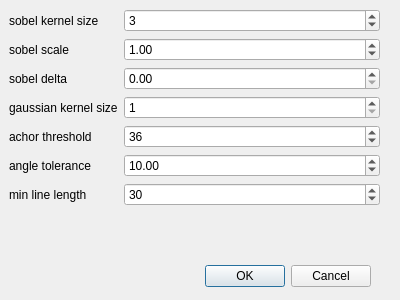
FormSeher/formseher, file app/form/edl/edlconfigdialog.ui: the form before one commit.
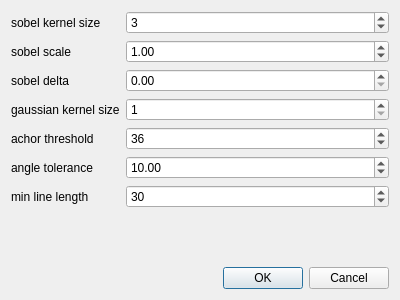
The form after the commit.

Commit message: Fixed layout for EDLConfigDialog.

Diff of the .ui file:
```diff
--- a/app/form/edl/edlconfigdialog.ui
+++ b/app/form/edl/edlconfigdialog.ui
@@ -13,32 +13,10 @@
   <property name="windowTitle">
    <string>Dialog</string>
   </property>
-  <widget class="QDialogButtonBox" name="buttonBox">
-   <property name="geometry">
-    <rect>
-     <x>30</x>
-     <y>260</y>
-     <width>341</width>
-     <height>32</height>
-    </rect>
+  <layout class="QFormLayout" name="formLayout_2">
+   <property name="fieldGrowthPolicy">
+    <enum>QFormLayout::AllNonFixedFieldsGrow</enum>
    </property>
-   <property name="orientation">
-    <enum>Qt::Horizontal</enum>
-   </property>
-   <property name="standardButtons">
-    <set>QDialogButtonBox::Cancel|QDialogButtonBox::Ok</set>
-   </property>
-  </widget>
-  <widget class="QWidget" name="formLayoutWidget">
-   <property name="geometry">
-    <rect>
-     <x>9</x>
-     <y>9</y>
-     <width>371</width>
-     <height>251</height>
-    </rect>
-   </property>
-   <layout class="QFormLayout" name="formLayout">
     <item row="0" column="0">
      <widget class="QLabel" name="label">
       <property name="text">
@@ -46,6 +24,19 @@
       </property>
      </widget>
     </item>
+   <item row="0" column="1">
+    <widget class="QSpinBox" name="sobelKernelSize">
+     <property name="minimum">
+      <number>1</number>
+     </property>
+     <property name="singleStep">
+      <number>2</number>
+     </property>
+     <property name="value">
+      <number>3</number>
+     </property>
+    </widget>
+   </item>
     <item row="1" column="0">
      <widget class="QLabel" name="label_2">
       <property name="text">
@@ -53,6 +44,13 @@
       </property>
      </widget>
     </item>
+   <item row="1" column="1">
+    <widget class="QDoubleSpinBox" name="sobelScale">
+     <property name="value">
+      <double>1.000000000000000</double>
+     </property>
+    </widget>
+   </item>
     <item row="2" column="0">
      <widget class="QLabel" name="label_3">
       <property name="text">
@@ -60,12 +58,8 @@
       </property>
      </widget>
     </item>
-    <item row="4" column="0">
-     <widget class="QLabel" name="label_4">
-      <property name="text">
-       <string>achor threshold</string>
-      </property>
-     </widget>
+   <item row="2" column="1">
+    <widget class="QDoubleSpinBox" name="sobelDelta"/>
     </item>
     <item row="3" column="0">
      <widget class="QLabel" name="label_5">
@@ -74,6 +68,33 @@
       </property>
      </widget>
     </item>
+   <item row="3" column="1">
+    <widget class="QSpinBox" name="gaussianKernelSize">
+     <property name="minimum">
+      <number>1</number>
+     </property>
+     <property name="singleStep">
+      <number>2</number>
+     </property>
+    </widget>
+   </item>
+   <item row="4" column="0">
+    <widget class="QLabel" name="label_4">
+     <property name="text">
+      <string>achor threshold</string>
+     </property>
+    </widget>
+   </item>
+   <item row="4" column="1">
+    <widget class="QSpinBox" name="anchorThreshold">
+     <property name="minimum">
+      <number>1</number>
+     </property>
+     <property name="value">
+      <number>36</number>
+     </property>
+    </widget>
+   </item>
     <item row="5" column="0">
      <widget class="QLabel" name="label_6">
       <property name="text">
@@ -88,49 +109,6 @@
       </property>
      </widget>
     </item>
-    <item row="0" column="1">
-     <widget class="QSpinBox" name="sobelKernelSize">
-      <property name="minimum">
-       <number>1</number>
-      </property>
-      <property name="singleStep">
-       <number>2</number>
-      </property>
-      <property name="value">
-       <number>3</number>
-      </property>
-     </widget>
-    </item>
-    <item row="1" column="1">
-     <widget class="QDoubleSpinBox" name="sobelScale">
-      <property name="value">
-       <double>1.000000000000000</double>
-      </property>
-     </widget>
-    </item>
-    <item row="2" column="1">
-     <widget class="QDoubleSpinBox" name="sobelDelta"/>
-    </item>
-    <item row="3" column="1">
-     <widget class="QSpinBox" name="gaussianKernelSize">
-      <property name="minimum">
-       <number>1</number>
-      </property>
-      <property name="singleStep">
-       <number>2</number>
-      </property>
-     </widget>
-    </item>
-    <item row="4" column="1">
-     <widget class="QSpinBox" name="anchorThreshold">
-      <property name="minimum">
-       <number>1</number>
-      </property>
-      <property name="value">
-       <number>36</number>
-      </property>
-     </widget>
-    </item>
     <item row="6" column="0">
      <widget class="QLabel" name="label_7">
       <property name="text">
@@ -151,8 +129,30 @@
       </property>
      </widget>
     </item>
-   </layout>
-  </widget>
+   <item row="8" column="1">
+    <widget class="QDialogButtonBox" name="buttonBox">
+     <property name="orientation">
+      <enum>Qt::Horizontal</enum>
+     </property>
+     <property name="standardButtons">
+      <set>QDialogButtonBox::Cancel|QDialogButtonBox::Ok</set>
+     </property>
+    </widget>
+   </item>
+   <item row="7" column="1">
+    <spacer name="verticalSpacer">
+     <property name="orientation">
+      <enum>Qt::Vertical</enum>
+     </property>
+     <property name="sizeHint" stdset="0">
+      <size>
+       <width>20</width>
+       <height>40</height>
+      </size>
+     </property>
+    </spacer>
+   </item>
+  </layout>
  </widget>
  <resources/>
  <connections>
```
Lines whose indentation alone changed are shown as unchanged.
